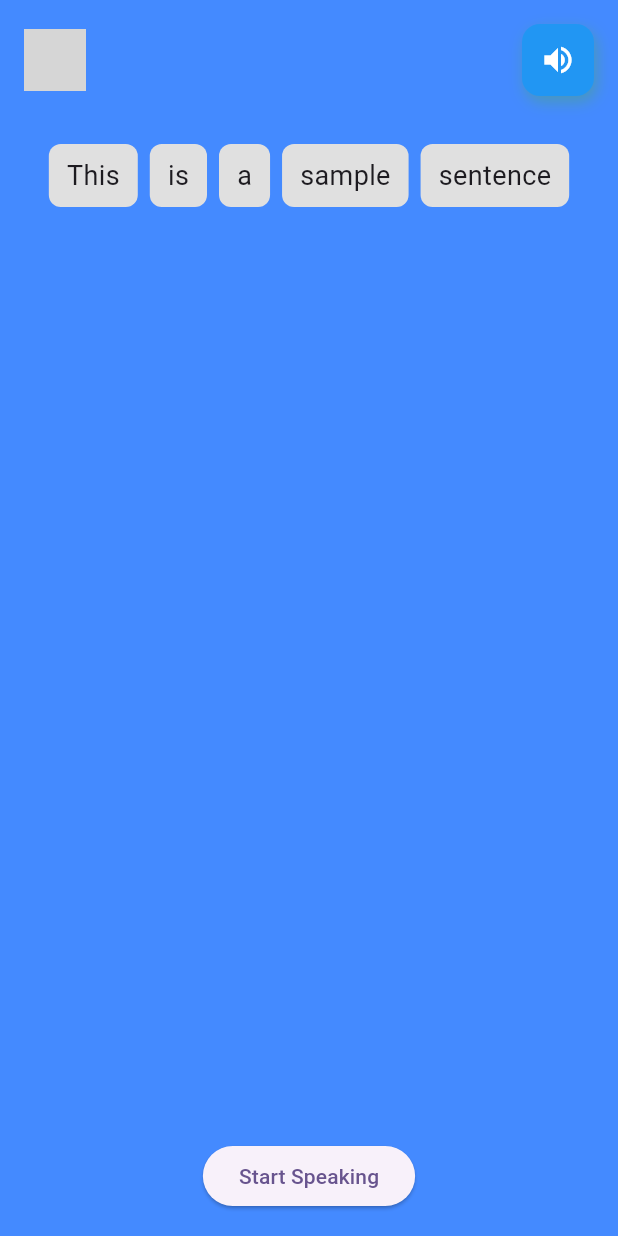
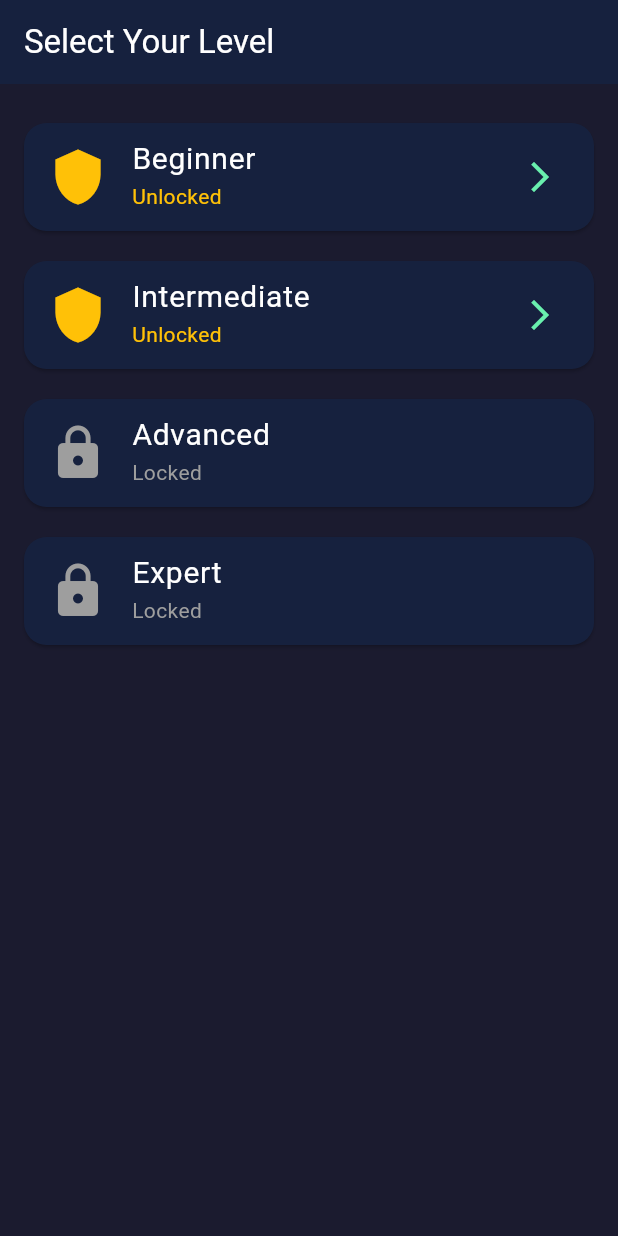
Before and after one commit to Islamkalam/lingocharm, a Flutter app: the screen it shows after launch, on a phone screen of 412 x 824 dp. Run offline on Flutter 3.47's test engine with Material 3 defaults, Android fonts, the phone set to English and light mode, and no system bars; our stand-ins replace flutter_tts, speech_to_text; grey boxes are pictures that could not be loaded.

Commit message:
add initial screens

```diff
--- a/lib/global/app_globals.dart
+++ b/lib/global/app_globals.dart
@@ -3,9 +3,10 @@
 import 'package:flutter/material.dart';
 
 class AppGlobals {
-  // App-wide static colors
-  static const Color primaryColor = Colors.blue;
-  static const Color secondaryColor = Colors.green;
-  static const Color accentColor = Colors.orange;
-  static const Color backgroundColor = Colors.blueAccent;
+  static const Color backgroundColor = Color(0xFF1B1B2F);
+  static const Color primaryColor = Color(0xFF16213E);
+  static const Color accentColor = Color(0xFFFFC107);
+  static const Color textColor = Colors.white;
+  static const Color lockedColor = Colors.grey;
+  static const Color successColor = Colors.greenAccent;
 }
--- a/lib/main.dart
+++ b/lib/main.dart
@@ -1,6 +1,5 @@
 import 'package:flutter/material.dart';
-import 'package:lingocharm/screens/practicescreen.dart';
-import 'package:lingocharm/widgets/tts_widget.dart';
+import 'package:lingocharm/screens/splashscreen.dart';
 
 void main() {
   runApp(const MyApp());
@@ -17,29 +16,8 @@
       theme: ThemeData(
         colorScheme: ColorScheme.fromSeed(seedColor: Colors.deepPurple),
       ),
-      home: const Home(),
+      home: const SplashScreen(),
       debugShowCheckedModeBanner: false,
     );
   }
 }
-
-class Home extends StatefulWidget {
-  const Home({super.key});
-
-  @override
-  State<Home> createState() => _HomeState();
-}
-
-class _HomeState extends State<Home> {
-  @override
-  Widget build(BuildContext context) {
-    return Scaffold(
-      body: SafeArea(
-        top: true,
-        bottom: true,
-        // child: TTSWidget(text: "Hello world!"),
-        child: PracticeScreen(),
-      ),
-    );
-  }
-}
--- /dev/null
+++ b/lib/screens/levelselectionscreen.dart
@@ -0,0 +1,104 @@
+import 'package:flutter/material.dart';
+import 'package:lingocharm/global/app_globals.dart';
+import 'package:lingocharm/screens/beginnercategoriesscreen.dart';
+import 'package:lingocharm/screens/comingsoonlevelscreen.dart';
+import 'package:lingocharm/screens/levelgridscreen.dart';
+
+class LevelSelectionScreen extends StatelessWidget {
+  final List<Map<String, dynamic>> levels = [
+    {'title': 'Beginner', 'unlocked': true},
+    {'title': 'Intermediate', 'unlocked': true},
+    {'title': 'Advanced', 'unlocked': false},
+    {'title': 'Expert', 'unlocked': false},
+  ];
+
+  LevelSelectionScreen({super.key});
+
+  @override
+  Widget build(BuildContext context) {
+    return Scaffold(
+      backgroundColor: AppGlobals.backgroundColor,
+      appBar: AppBar(
+        title: const Text(
+          'Select Your Level',
+          style: TextStyle(color: AppGlobals.textColor),
+        ),
+        backgroundColor: AppGlobals.primaryColor,
+      ),
+      body: ListView.builder(
+        padding: const EdgeInsets.all(16),
+        itemCount: levels.length,
+        itemBuilder: (context, index) {
+          final level = levels[index];
+          return GestureDetector(
+            onTap: () {
+              if (level['title'] == 'Beginner') {
+                Navigator.push(
+                  context,
+                  MaterialPageRoute(
+                    builder: (context) => BeginnerCategoriesScreen(),
+                  ),
+                );
+              } else if (level['title'] == 'Intermediate') {
+                Navigator.push(
+                  context,
+                  MaterialPageRoute(
+                    builder:
+                        (context) =>
+                            LevelGridScreen(levelTitle: level['title']),
+                  ),
+                );
+              } else {
+                Navigator.push(
+                  context,
+                  MaterialPageRoute(
+                    builder:
+                        (context) =>
+                            ComingSoonLevelScreen(title: level['title']),
+                  ),
+                );
+              }
+            },
+            child: Card(
+              color: AppGlobals.primaryColor,
+              margin: const EdgeInsets.symmetric(vertical: 10),
+              shape: RoundedRectangleBorder(
+                borderRadius: BorderRadius.circular(15),
+              ),
+              child: ListTile(
+                leading: Icon(
+                  level['unlocked'] ? Icons.shield : Icons.lock,
+                  color:
+                      level['unlocked']
+                          ? AppGlobals.accentColor
+                          : AppGlobals.lockedColor,
+                  size: 40,
+                ),
+                title: Text(
+                  level['title'],
+                  style: TextStyle(fontSize: 20, color: AppGlobals.textColor),
+                ),
+                subtitle: Text(
+                  level['unlocked'] ? "Unlocked" : "Locked",
+                  style: TextStyle(
+                    color:
+                        level['unlocked']
+                            ? AppGlobals.accentColor
+                            : AppGlobals.lockedColor,
+                  ),
+                ),
+                trailing:
+                    level['unlocked']
+                        ? Icon(
+                          Icons.arrow_forward_ios,
+                          color: AppGlobals.successColor,
+                        )
+                        : null,
+              ),
+            ),
+          );
+        },
+      ),
+    );
+  }
+}
--- a/lib/widgets/tts_widget.dart
+++ b/lib/widgets/tts_widget.dart
@@ -25,7 +25,7 @@ class TTSWidget extends StatelessWidget {
         boxShadow: [
           BoxShadow(
             // ignore: deprecated_member_use
-            color: AppGlobals.secondaryColor.withOpacity(0.4),
+            color: AppGlobals.accentColor.withOpacity(0.4),
             blurRadius: 8,
             offset: Offset(2, 4),
           ),
```
Also changed, not shown: lib/screens/beginnercategoriesscreen.dart (added, +49 -0 lines), lib/screens/comingsoonlevelscreen.dart (added, +32 -0 lines), lib/screens/levelgridscreen.dart (added, +51 -0 lines), lib/screens/splashscreen.dart (added, +85 -0 lines).
